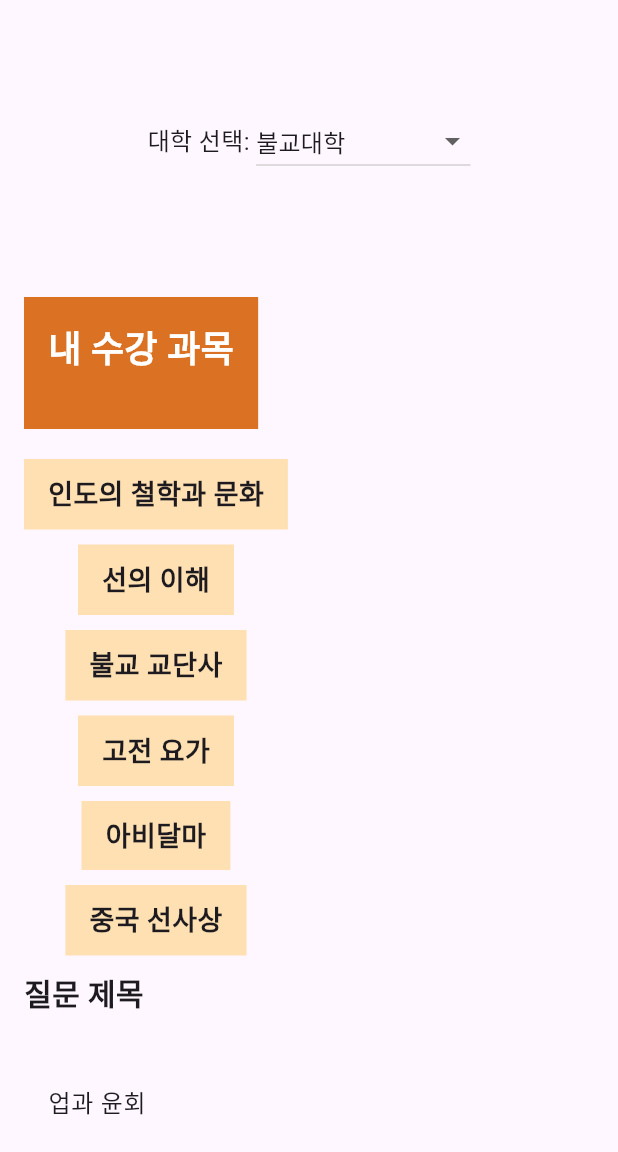
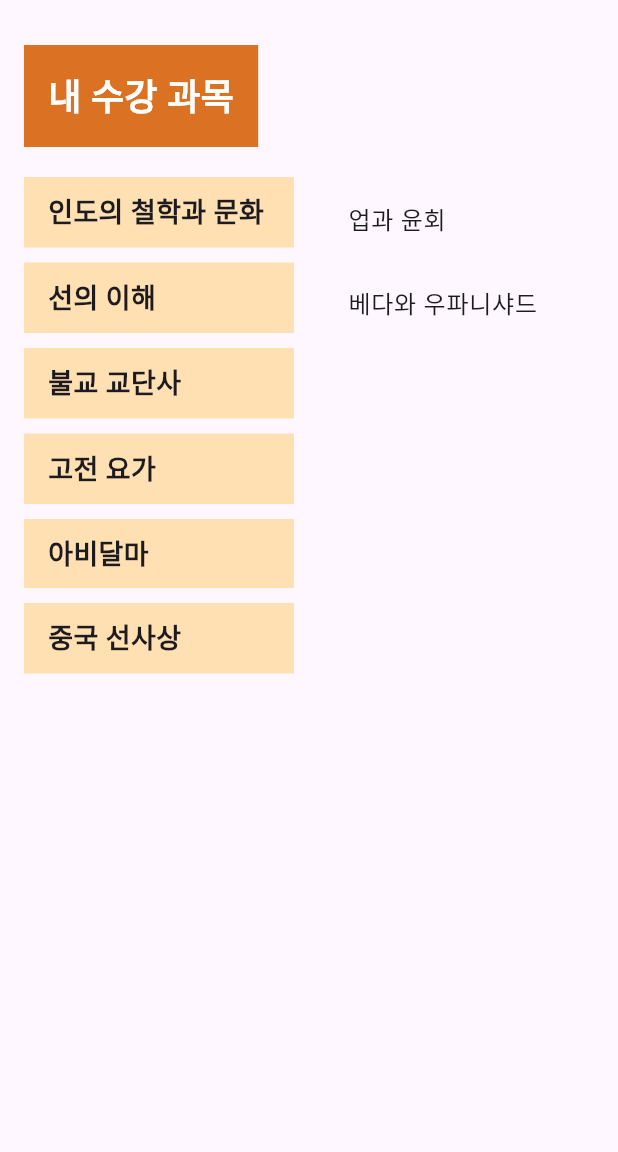
Before and after one commit to ICONICTHON/2024_ICONICTHON_TEAM_14_FE, a Flutter app: the HomePage screen opened by its route, after a tap on "수강 과목", on a phone screen of 412 x 824 dp, the part 84-1236 px from its top. Run offline on Flutter 3.47's test engine with Material 3 defaults, Android fonts, the phone set to English and light mode, and no system bars; Roboto replaces fonts that are missing (동국체).

Commit message:
real last Fatch

```diff
--- a/lib/pages/home_page.dart
+++ b/lib/pages/home_page.dart
@@ -192,7 +192,12 @@ class HomePage extends StatelessWidget {
       children: [
         Padding(
           padding: const EdgeInsets.all(8.0),
-          child: Text(subject, style: TextStyle(fontWeight: FontWeight.bold)),
+          child: RichText(
+            text: TextSpan(
+              text: subject,
+              style: TextStyle(fontWeight: FontWeight.bold, fontFamily: "동국체"),
+            ),
+          ),
         ),
         Padding(
           padding: const EdgeInsets.all(8.0),
--- a/lib/pages/my_course.dart
+++ b/lib/pages/my_course.dart
@@ -1,9 +1,8 @@
 import 'package:flutter/material.dart';
+import 'package:havruta_app/var.dart';
 
-import '../var.dart';
 import 'havruta/havruta.dart';
 
-// 질문 객체 클래스
 class Question {
   final String title;
   final String content;
@@ -11,7 +10,6 @@ class Question {
   Question({required this.title, required this.content});
 }
 
-// 질문 상세 페이지
 class QuestionDetailPage extends StatelessWidget {
   final Question question;
 
@@ -51,7 +49,6 @@ class MyCoursePage extends StatefulWidget {
 }
 
 class _MyCoursePageState extends State<MyCoursePage> {
-  // 대학 목록
   List<String> universities = [
     '불교대학',
     '문과대학',
@@ -66,8 +63,6 @@ class _MyCoursePageState extends State<MyCoursePage> {
     '사범대학',
     '약학대학',
   ];
-
-  // 과목과 해당 과목의 질문 제목과 내용 관리
   Map<String, Map<String, List<Question>>> courseQuestions = {
     '불교대학': {
       '인도의 철학과 문화': [
@@ -135,23 +130,19 @@ class _MyCoursePageState extends State<MyCoursePage> {
     },
   };
 
-  String? selectedUniversity = '불교대학'; // 기본값: 불교대학
-  String? selectedCourse; // 선택된 과목
+  String? selectedUniversity = '불교대학';
+  String? selectedCourse;
 
   @override
   void initState() {
     super.initState();
-    selectedCourse =
-        courseQuestions[selectedUniversity!]!.keys.first; // 기본값: 첫 번째 과목
+    selectedCourse = courseQuestions[selectedUniversity!]!.keys.first;
   }
 
-  // 대학 선택 시 해당 대학 과목 목록 필터링
   void _onUniversityChanged(String? newValue) {
     setState(() {
       selectedUniversity = newValue;
-      selectedCourse = courseQuestions[selectedUniversity!]!
-          .keys
-          .first; // 새 대학에 맞는 첫 번째 과목을 선택
+      selectedCourse = courseQuestions[selectedUniversity!]!.keys.first;
     });
   }
 
@@ -167,137 +158,98 @@ class _MyCoursePageState extends State<MyCoursePage> {
               onPressed: () {
                 Navigator.pushNamed(context, '/home');
               },
-            child: Text("홈", style: TextStyle(color: Colors.white)),
-          ),
+              child: Text("홈", style: TextStyle(color: Colors.white))),
           SizedBox(width: 30),
           TextButton(
+              style: ButtonStyle(
+                backgroundColor: WidgetStateProperty.all<Color>(Colors.white),
+              ),
               onPressed: () {
                 Navigator.pushNamed(context, '/course');
               },
-            style: ButtonStyle(
-              backgroundColor: MaterialStateProperty.all<Color>(Colors.white),
-            ),
-            child: Text("수강 과목", style: TextStyle(color: Colors.black)),
-          ),
+              child: Text("수강 과목", style: TextStyle(color: Colors.black))),
           SizedBox(width: 30),
           TextButton(
               onPressed: () {
                 Navigator.pushNamed(context, '/havruta');
               },
-            child: Text("하브루타", style: TextStyle(color: Colors.white)),
-          ),
+              child: Text("하브루타", style: TextStyle(color: Colors.white))),
           SizedBox(width: 30),
           TextButton(
               onPressed: () {
                 Navigator.pushNamed(context, '/professor');
               },
-            child: Text("교수님 답변", style: TextStyle(color: Colors.white)),
-          ),
+              child: Text("교수님 답변", style: TextStyle(color: Colors.white))),
           SizedBox(width: 30),
           TextButton(
               onPressed: () {
                 Navigator.pushNamed(context, '/mypage');
               },
-            child: Text("내 정보", style: TextStyle(color: Colors.white)),
-          ),
+              child: Text("내 정보", style: TextStyle(color: Colors.white))),
           SizedBox(width: 300),
         ],
       ),
-      body: SingleChildScrollView(
-        child: Padding(
+      body: Padding(
         padding: const EdgeInsets.symmetric(horizontal: 16.0),
         child: Column(
           crossAxisAlignment: CrossAxisAlignment.start,
           children: [
-              SizedBox(height: 70),
-              // 대학 선택 Dropdown
-              Row(
-                mainAxisAlignment: MainAxisAlignment.center,
-                children: [
-                  Text('대학 선택: ', style: TextStyle(fontSize: 16)),
-                  DropdownButton<String>(
-                    value: selectedUniversity,
-                    onChanged: _onUniversityChanged,
-                    items: universities
-                        .map<DropdownMenuItem<String>>((String value) {
-                      return DropdownMenuItem<String>(
-                        value: value,
-                        child: Text(value),
-                      );
-                    }).toList(),
-                  ),
-                ],
-              ),
-              SizedBox(height: 80),
-              // 내 수강 과목 헤더
+            SizedBox(height: 30),
             Container(
               padding: EdgeInsets.all(16),
               color: Color(0xffDB7223),
-                child: Column(
-                  children: [
-                    Text(
+              child: Text(
                 "내 수강 과목",
                 style: TextStyle(
                     fontSize: 24,
                     fontWeight: FontWeight.bold,
                     color: Colors.white),
               ),
-                    SizedBox(height: 20),
-                  ],
-                ),
             ),
             SizedBox(height: 20),
-              // 과목명 선택 리스트
-              Column(
-                children:
-                    courseQuestions[selectedUniversity!]!.keys.map((course) {
+            Expanded(
+              child: Row(
+                crossAxisAlignment: CrossAxisAlignment.start,
+                children: [
+                  Expanded(
+                    child: ListView(
+                      children: courseQuestions[selectedUniversity!]!
+                          .keys
+                          .map((course) {
                         return GestureDetector(
-                    onTap: () {
-                      setState(() {
-                        selectedCourse = course;
-                      });
-                    },
+                          onTap: () => setState(() => selectedCourse = course),
                           child: Container(
-                      padding:
-                          EdgeInsets.symmetric(vertical: 10, horizontal: 16),
+                            padding: EdgeInsets.symmetric(
+                                vertical: 10, horizontal: 16),
                             margin: EdgeInsets.only(bottom: 10),
                             color: Colors.orange[100],
                             child: Text(
                               course,
                               style: TextStyle(
-                          fontSize: 18,
-                          fontWeight: FontWeight.bold,
-                        ),
+                                  fontSize: 18, fontWeight: FontWeight.bold),
                             ),
                           ),
                         );
                       }).toList(),
                     ),
-              // 선택된 과목에 해당하는 질문 목록
-              if (selectedCourse != null)
-                Column(
-                  crossAxisAlignment: CrossAxisAlignment.start,
-                  children: [
-                    Text(
-                      "질문 제목",
-                      style:
-                          TextStyle(fontSize: 20, fontWeight: FontWeight.bold),
                   ),
-                    SizedBox(height: 30),
-                    ...courseQuestions[selectedUniversity]![selectedCourse!]!
+                  SizedBox(width: 20),
+                  Expanded(
+                    child: selectedCourse != null
+                        ? ListView(
+                            children: courseQuestions[selectedUniversity]![
+                                    selectedCourse!]!
                                 .map((question) {
                               return ListTile(
                                 title: Text(question.title),
                                 onTap: () {
-                          // 질문 제목을 클릭했을 때 상세 페이지로 이동
-                          for (int i = 0; i < 14; i++) {
+                                  for (int i = 0; i < 200; i++) {
                                     if (question.title == questions[i].title) {
                                       Navigator.push(
                                         context,
                                         MaterialPageRoute(
                                           builder: (context) => QADetailPage(
-                                    question: questions[i],
-                                  ),
+                                              question: questions[i]),
                                         ),
                                       );
                                     }
@@ -305,10 +257,13 @@ class _MyCoursePageState extends State<MyCoursePage> {
                                 },
                               );
                             }).toList(),
-                  ],
+                          )
+                        : Container(),
                   ),
                 ],
               ),
+            ),
+          ],
         ),
       ),
     );
--- a/lib/pages/professor/professor_detail_page.dart
+++ b/lib/pages/professor/professor_detail_page.dart
@@ -1,11 +1,26 @@
 import 'package:flutter/material.dart';
+import 'package:havruta_app/var.dart';
+import '../havruta/havruta.dart';
 import 'professor_question_detail_page.dart';
+
 // QuestionDetailPage import 추가
-
-class ProfessorDetailPage extends StatelessWidget {
+class ProfessorDetailPage extends StatefulWidget {
   final String professorName;
 
   ProfessorDetailPage({required this.professorName});
+
+  @override
+  ProfessorDetailPageState createState() => ProfessorDetailPageState();
+}
+
+class ProfessorDetailPageState extends State<ProfessorDetailPage> {
+  late final String professorName;
+
+  @override
+  void initState() {
+    super.initState();
+    professorName = widget.professorName;
+  }
 
   @override
   Widget build(BuildContext context) {
@@ -98,6 +113,14 @@ class ProfessorDetailPage extends StatelessWidget {
 
   Widget _buildQuestionListItem(String title, String content,
       String professorName, String subjectName, BuildContext context) {
+    int good = 0;
+    int view = 0;
+    for (int i = 0; i < 18; i++) {
+      if (title == questions[i].title) {
+        good = questions[i].good;
+        view = questions[i].view;
+      }
+    }
     return Card(
       margin: EdgeInsets.symmetric(vertical: 8.0),
       elevation: 3,
@@ -121,32 +144,34 @@ class ProfessorDetailPage extends StatelessWidget {
               children: [
                 Icon(Icons.thumb_up, size: 14),
                 SizedBox(width: 5),
-                Text('추천수: 10'),
+                Text('추천수: ${good}'),
                 SizedBox(width: 20),
                 Icon(Icons.visibility, size: 14),
                 SizedBox(width: 5),
-                Text('조회수: 42'),
+                Text('조회수: ${view}'),
                 SizedBox(width: 20),
                 Icon(Icons.comment, size: 14),
                 SizedBox(width: 5),
-                Text('답변수: 2'),
+                Text('답변수: ${answerCount}'),
               ],
             ),
             // 질문 클릭 시 QuestionDetailPage로 이동
             TextButton(
               onPressed: () {
+                for (int i = 0; i < 60; i++) {
+                  if (title == questions[i].title) {
                     Navigator.push(
                       context,
                       MaterialPageRoute(
-                    builder: (context) => ProfessorQuestionDetailPage(
-                      subjectName: subjectName,
-                      professorName: professorName,
-                      questionTitle: title,
-                      questionContent: content,
-                      answerContent: '이것은 답변 내용입니다.',
+                        builder: (context) => QADetailPage(
+                          question: questions[i],
                         ),
                       ),
                     );
+                    setState(() {});
+                    break;
+                  }
+                }
               },
               child: Text("자세히 보기", style: TextStyle(color: Colors.blue)),
             ),
--- a/lib/var.dart
+++ b/lib/var.dart
@@ -173,6 +173,68 @@ List<Question> questions = [
     content: '대승불교의 출현과 그로 인한 교단 내 변화를 설명해 주세요.',
   ),
 
+  Question(
+    status: '해결 중',
+    imageUrl: "",
+    id: 2,
+    professor: "",
+    good: 13,
+    view: 132,
+    liked: false,
+    title: '표리에 변환 관련 질문',
+    content: 'jw가 무슨 의미인가요? 도저히 이해가 안가네요',
+    category: "신호와 시스템",
+  ),
+  Question(
+    status: '해결 중',
+    imageUrl: "",
+    id: 2,
+    professor: "",
+    good: 142,
+    view: 1352,
+    liked: false,
+    title: 'Quick sort 구현 관련 질문',
+    category: "신호와 시스템",
+    content: "다른 Quick sort 어떤 방식으로 구현하셨나요?",
+  ),
+
+  Question(
+    status: '해결 중',
+    imageUrl: "",
+    id: 2,
+    professor: "",
+    good: 12,
+    view: 135,
+    liked: false,
+    category: "신호와 시스템",
+    title: "라플라스 변환 관련 질문",
+    content: "라플라스가 뭐임?",
+  ),
+  Question(
+    status: '해결 중',
+    imageUrl: "",
+    id: 2,
+    professor: "",
+    good: 12,
+    view: 135,
+    liked: false,
+    category: "신호와 시스템",
+    content: "4X1 MUX 구현 오류 해결",
+    title: "4X1 MUX 구현 오류 해결",
+  ),
+  Question(
+    status: '해결 중',
+    imageUrl: "",
+    id: 2,
+    professor: "",
+    good: 12,
+    view: 135,
+    liked: false,
+    title: "quick sort구현",
+    category: "자료구조와 실습",
+    content: "퀵소트 구현 왜이리 어렵냐. 구현한사람?",
+  ),
+
   // 다른 질문을 추가할 수 있습니다.
 ];
 List<Comment> commentsA1 = [
```
Lines whose indentation alone changed are shown as unchanged.
